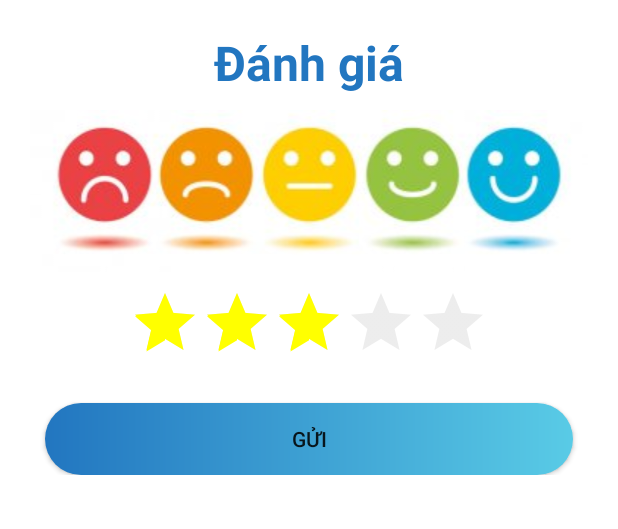
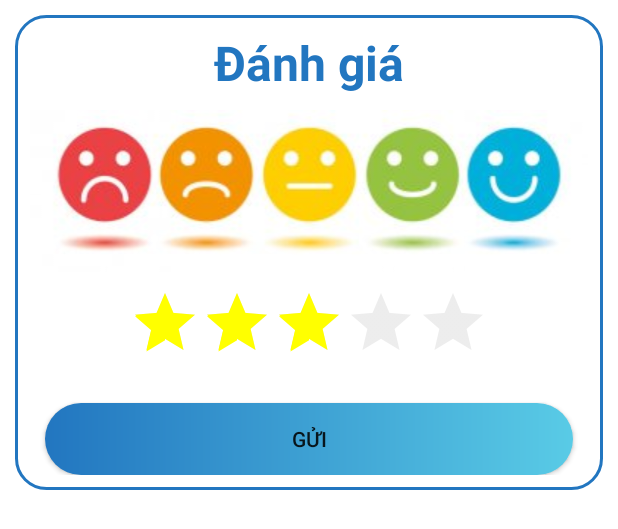
Before and after one commit to dotam2203/GymManager_App, an Android app: the layout fragment_feedback.xml on its own in the app's theme, with its tools: preview values and no code run, on a phone screen of 412 x 824 dp. Shown: the top 529 px of the screen. Run offline under Robolectric (Android 15) with nearby library versions, the light colour scheme and no system bars.

Commit message:
add feedback

```diff
--- /dev/null
+++ b/app/src/main/res/drawable/shape_border_20.xml
@@ -0,0 +1,8 @@
+<?xml version="1.0" encoding="utf-8"?>
+<shape
+    android:shape="rectangle"
+    xmlns:android="http://schemas.android.com/apk/res/android">
+    <corners android:radius="20dp"/>
+    <solid android:color="@color/white" />
+    <stroke android:color="@color/blue" android:width="2dp"/>
+</shape>
--- a/app/src/main/res/drawable/shape_right_panel.xml
+++ b/app/src/main/res/drawable/shape_right_panel.xml
@@ -2,7 +2,7 @@
 <layer-list xmlns:android="http://schemas.android.com/apk/res/android">
     <item android:drawable="@drawable/shadow_right"/>
     <item android:top="30dp"
-        android:bottom="30dp"
+        android:bottom="28dp"
         android:start="29dp">
         <shape
             android:layout_width="wrap_content"
--- a/app/src/main/res/layout/fragment_feedback.xml
+++ b/app/src/main/res/layout/fragment_feedback.xml
@@ -13,7 +13,8 @@
         app:layout_constraintVertical_bias="0.2"
         android:orientation="vertical"
         android:padding="10dp"
-        android:layout_margin="10dp">
+        android:layout_margin="10dp"
+        android:background="@drawable/shape_border_20">
         <TextView
             android:layout_width="wrap_content"
             android:layout_height="wrap_content"
```
